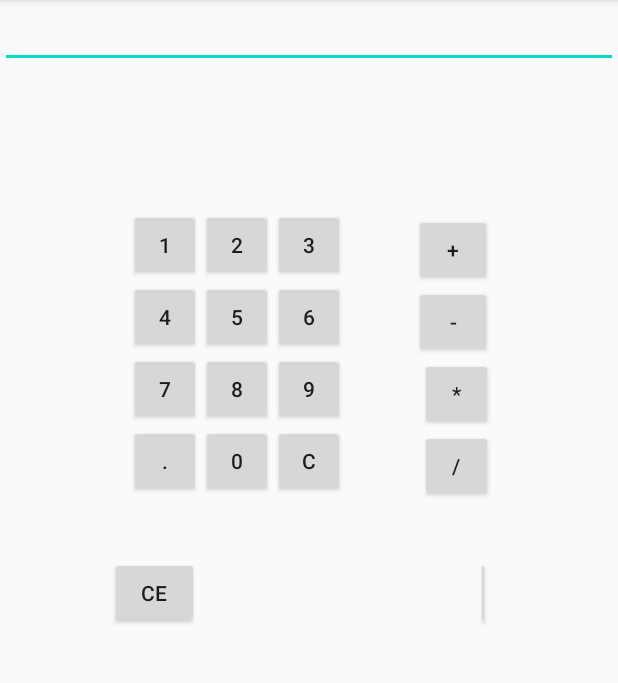
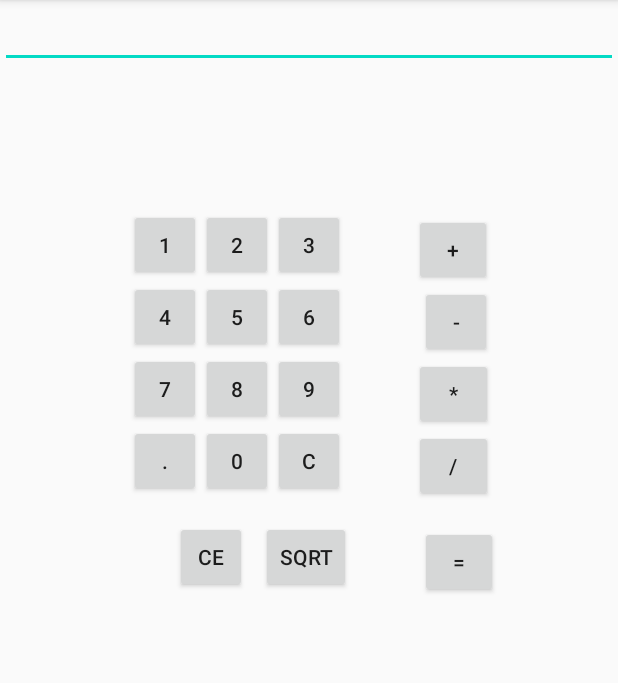
Before and after one commit to reachkvenkat/Calculator-App, an Android app: the screen it shows after launch (MainActivity), on a phone screen of 412 x 824 dp, the part 84-767 px from its top. Run offline under Robolectric (Android 15) with nearby library versions, the phone set to English and light mode, and no system bars.

Commit message:
Add sqrt function
Added Square root function to calculator

```diff
--- a/app/src/main/java/com/example/crunchifycalculator/MainActivity.java
+++ b/app/src/main/java/com/example/crunchifycalculator/MainActivity.java
@@ -1,7 +1,7 @@
 package com.example.crunchifycalculator;
 
 import androidx.appcompat.app.AppCompatActivity;
-
+import java.lang.Math;
 import android.os.Bundle;
 import android.view.View;
 import android.widget.Button;
@@ -11,7 +11,7 @@ public class MainActivity extends AppCompatActivity {
 
     Button button0, button1, button2, button3, button4, button5, button6,
             button7, button8, button9, buttonAdd, buttonSub, buttonDivision,
-            buttonMul, button10, buttonC, buttonEqual, buttonCE;
+            buttonMul, button10, buttonC, buttonEqual, buttonCE, buttonSQRT;
     EditText crunchifyEditText;
 
     float mValueOne, mValueTwo;
@@ -42,6 +42,7 @@ public class MainActivity extends AppCompatActivity {
         buttonEqual = (Button) findViewById(R.id.buttoneql);
         crunchifyEditText = (EditText) findViewById(R.id.edt1);
         buttonCE = (Button) findViewById(R.id.buttonCE);
+        buttonSQRT = (Button) findViewById(R.id.buttonsqrt);
 
 
         button1.setOnClickListener(new View.OnClickListener() {
@@ -206,5 +207,12 @@ public class MainActivity extends AppCompatActivity {
                 crunchifyEditText.setText(crunchifyEditText.getText() + ".");
             }
         });
+
+        buttonSQRT.setOnClickListener((new View.OnClickListener() {
+            @Override
+            public void onClick(View v) {
+                crunchifyEditText.setText((int) Math.sqrt(mValueOne));
+            }
+        }));
     }
 }
--- a/app/src/main/res/layout/activity_main.xml
+++ b/app/src/main/res/layout/activity_main.xml
@@ -118,27 +118,30 @@
     <Button
         android:id="@+id/buttonsub"
         style="?android:attr/buttonStyleSmall"
-        android:layout_width="wrap_content"
+        android:layout_width="47dp"
         android:layout_height="wrap_content"
+        android:layout_below="@+id/buttonadd"
+        android:layout_alignStart="@+id/buttonadd"
+        android:layout_alignLeft="@+id/buttonadd"
         android:layout_alignEnd="@+id/buttonadd"
-        android:layout_alignLeft="@+id/buttonadd"
         android:layout_alignRight="@+id/buttonadd"
-        android:layout_alignStart="@+id/buttonadd"
-        android:layout_below="@+id/buttonadd"
+        android:layout_marginStart="4dp"
+        android:layout_marginLeft="4dp"
+        android:layout_marginTop="0dp"
         android:text="-" />
 
     <Button
         android:id="@+id/buttonmul"
         style="?android:attr/buttonStyleSmall"
-        android:layout_width="48dp"
+        android:layout_width="52dp"
         android:layout_height="wrap_content"
         android:layout_below="@+id/buttonsub"
         android:layout_alignStart="@+id/buttonsub"
         android:layout_alignLeft="@+id/buttonsub"
         android:layout_alignParentEnd="true"
         android:layout_alignParentRight="true"
-        android:layout_marginStart="4dp"
-        android:layout_marginLeft="4dp"
+        android:layout_marginStart="-4dp"
+        android:layout_marginLeft="-4dp"
         android:layout_marginTop="0dp"
         android:layout_marginEnd="83dp"
         android:layout_marginRight="83dp"
@@ -187,29 +190,40 @@
 
     <Button
         android:id="@+id/buttoneql"
-        android:layout_width="93dp"
+        android:layout_width="51dp"
         android:layout_height="wrap_content"
         android:layout_below="@+id/button0"
         android:layout_alignStart="@+id/button10"
         android:layout_alignLeft="@+id/button10"
         android:layout_alignEnd="@+id/buttondiv"
         android:layout_alignRight="@+id/buttondiv"
-        android:layout_marginStart="231dp"
-        android:layout_marginLeft="231dp"
-        android:layout_marginTop="40dp"
-        android:layout_marginEnd="2dp"
-        android:layout_marginRight="2dp"
+        android:layout_marginStart="194dp"
+        android:layout_marginLeft="194dp"
+        android:layout_marginTop="19dp"
+        android:layout_marginEnd="-3dp"
+        android:layout_marginRight="-3dp"
         android:text="=" />
 
     <Button
         android:id="@+id/buttonCE"
         style="?android:attr/buttonStyleSmall"
-        android:layout_width="59dp"
+        android:layout_width="wrap_content"
         android:layout_height="wrap_content"
         android:layout_alignLeft="@id/buttoneql"
         android:layout_alignBottom="@id/buttoneql"
-        android:layout_marginLeft="-244dp"
-        android:layout_marginBottom="0dp"
+        android:layout_marginLeft="-163dp"
+        android:layout_marginBottom="3dp"
         android:text="CE" />
 
+    <Button
+        android:id="@+id/buttonsqrt"
+        style="?android:attr/buttonStyleSmall"
+        android:layout_width="wrap_content"
+        android:layout_height="wrap_content"
+        android:layout_alignLeft="@id/buttoneql"
+        android:layout_alignBottom="@id/buttoneql"
+        android:layout_marginLeft="-106dp"
+        android:layout_marginBottom="3dp"
+        android:text="sqrt" />
+
 </RelativeLayout>
```
